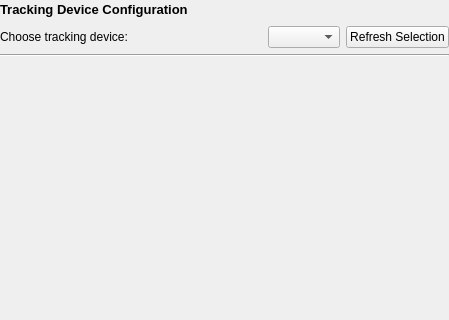
MITK/MITK, file Modules/IGTUI/Qmitk/QmitkTrackingDeviceConfigurationWidgetControls.ui: the form before one commit; both pictures show x 0 to 449 and y 0 to 320 of the 449 by 536 pixel window.
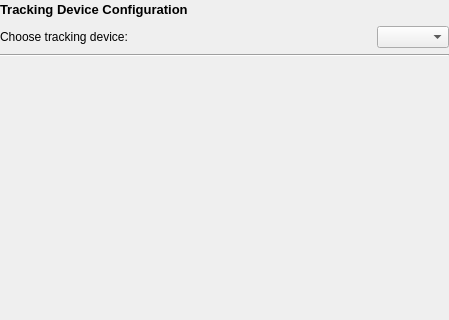
The form after the commit.

Commit message: Remove refresh button and fix deconstructor bug (see bug 19413, fixed by Janek)

Patch:
```diff
--- a/Modules/IGTUI/Qmitk/QmitkTrackingDeviceConfigurationWidgetControls.ui
+++ b/Modules/IGTUI/Qmitk/QmitkTrackingDeviceConfigurationWidgetControls.ui
@@ -92,13 +92,6 @@
              </property>
             </widget>
            </item>
-           <item>
-            <widget class="QPushButton" name="m_RefreshTrackingDeviceCollection">
-             <property name="text">
-              <string>Refresh Selection</string>
-             </property>
-            </widget>
-           </item>
           </layout>
          </item>
          <item>
```
Left out of the diff: 4 changed lines with no effect on the pictures. The commit also changes 2 other files.
